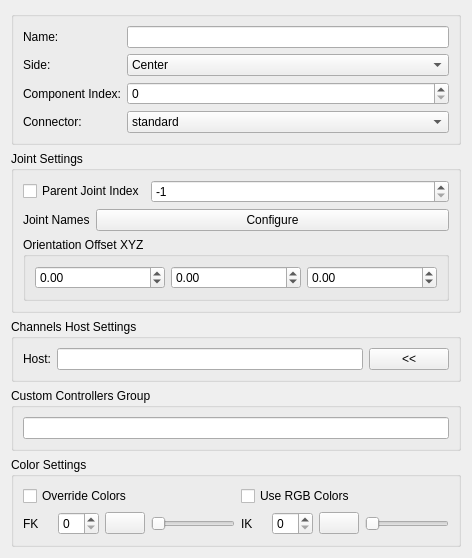
First picture: the form in release/scripts/mgear/shifter/component/main_settings_ui.ui, repository mgear-dev/mgear4, before the edit.
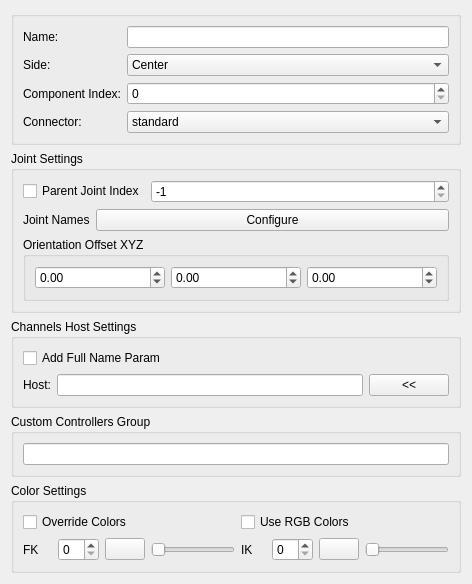
Second picture: the form after the edit.

Commit message: Added a new param "Add Full Name Param"

The edit to the form file:
```diff
--- a/release/scripts/mgear/shifter/component/main_settings_ui.ui
+++ b/release/scripts/mgear/shifter/component/main_settings_ui.ui
@@ -6,8 +6,8 @@
    <rect>
     <x>0</x>
     <y>0</y>
-    <width>286</width>
-    <height>518</height>
+    <width>436</width>
+    <height>511</height>
    </rect>
   </property>
   <property name="windowTitle">
@@ -39,7 +39,7 @@
       <string>Channels Host Settings</string>
      </property>
      <layout class="QGridLayout" name="gridLayout_2">
-      <item row="0" column="0">
+      <item row="1" column="0">
        <layout class="QHBoxLayout" name="horizontalLayout_2">
         <item>
          <widget class="QLabel" name="host_label">
@@ -60,6 +60,13 @@
         </item>
        </layout>
       </item>
+      <item row="0" column="0">
+       <widget class="QCheckBox" name="addFullNameParam_checkBox">
+        <property name="text">
+         <string>Add Full Name Param</string>
+        </property>
+       </widget>
+      </item>
      </layout>
     </widget>
    </item>
```
The commit also changes 3 other files.
